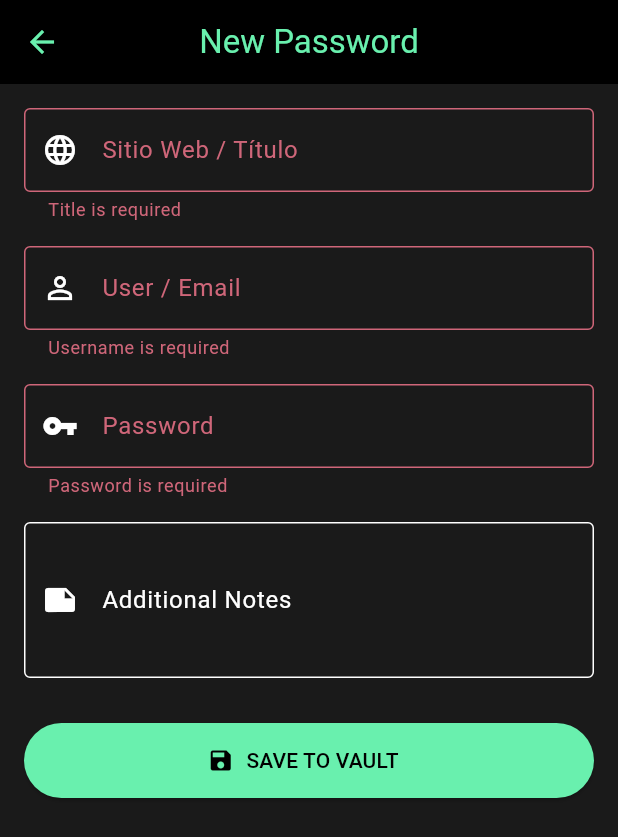
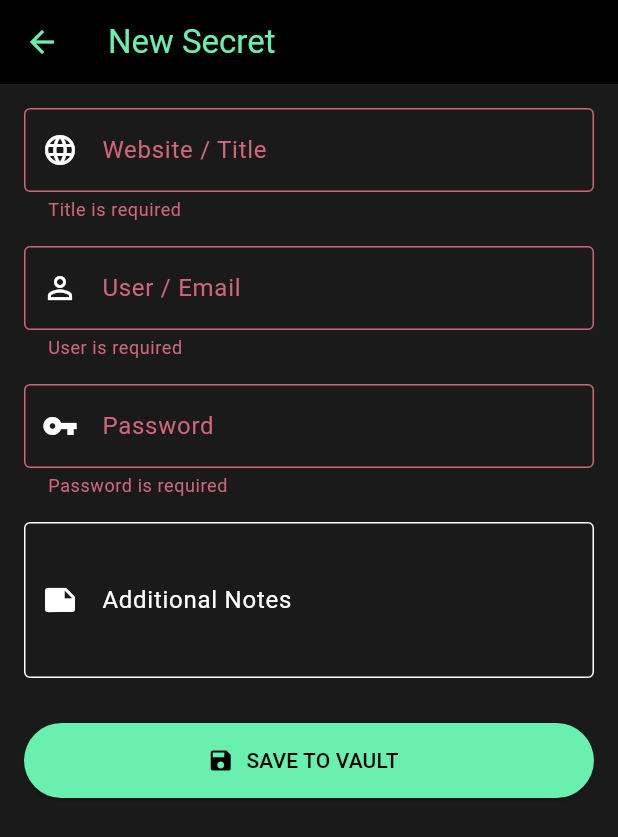
Before and after one commit to SantyMG03/Bunker, a Flutter app: the AddPasswordScreen screen opened directly, after a tap on "SAVE TO VAULT", on a phone screen of 412 x 824 dp. Shown: the top 837 px of the screen. Run offline on Flutter 3.47's test engine with Material 3 defaults, Android fonts, the phone set to English and light mode, and no system bars; our stand-ins replace sqflite_sqlcipher; missing offline and left inert: encrypt; accounts and stored records are empty.

Commit message:
Modified Add Password Screen to match the Update action

```diff
--- a/lib/screens/add_password_screen.dart
+++ b/lib/screens/add_password_screen.dart
@@ -3,7 +3,10 @@ import '../services/database_helper.dart';
 import '../models/password_item.dart';
 
 class AddPasswordScreen extends StatefulWidget {
-  const AddPasswordScreen({super.key});
+  // Optional parameter to edit an existing password
+  final PasswordItem? itemToEdit;
+
+  const AddPasswordScreen({super.key, this.itemToEdit});
 
   @override
   State<AddPasswordScreen> createState() => _AddPasswordScreenState();
@@ -12,10 +15,20 @@ class AddPasswordScreen extends StatefulWidget {
 class _AddPasswordScreenState extends State<AddPasswordScreen> {
   final _formKey = GlobalKey<FormState>();
 
-  final _titleController = TextEditingController();
-  final _userController = TextEditingController();
-  final _passController = TextEditingController();
-  final _notesController = TextEditingController();
+  late TextEditingController _titleController;
+  late TextEditingController _userController;
+  late TextEditingController _passController;
+  late TextEditingController _notesController;
+
+  @override
+  void initState() {
+    super.initState();
+
+    _titleController = TextEditingController(text: widget.itemToEdit?.title ?? '');
+    _userController = TextEditingController(text: widget.itemToEdit?.username ?? '');
+    _passController = TextEditingController(text: widget.itemToEdit?.encryptedPswd ?? '');
+    _notesController = TextEditingController(text: widget.itemToEdit?.notes ?? '');
+  }
 
   @override
   void dispose() {
@@ -30,20 +43,29 @@ class _AddPasswordScreenState extends State<AddPasswordScreen> {
   Future<void> _savePassword() async {
     if (_formKey.currentState!.validate()) {
       final newItem = PasswordItem(
+        id: widget.itemToEdit?.id,
         title: _titleController.text,
         username: _userController.text,
         encryptedPswd: _passController.text,
         notes: _notesController.text,
-        createdAt: DateTime.now(),
+        createdAt: widget.itemToEdit?.createdAt ?? DateTime.now(),
       );
 
-      await DatabaseHelper.instance.create(newItem.toMap());
+      // Decide whether to create a new entry or update an existing one
+      if (widget.itemToEdit != null) {
+        await DatabaseHelper.instance.update(newItem.toMap());
+      } else {
+        await DatabaseHelper.instance.create(newItem.toMap());
+      }
 
       if (mounted) {
         Navigator.pop(context, true); // Indicate that a new item was added
 
         ScaffoldMessenger.of(context).showSnackBar(
-          const SnackBar(content: Text('Password saved successfully!')),
+          SnackBar(content: Text(widget.itemToEdit != null
+            ? 'Password updated!'
+            : 'Password saved!'),
+          ),
         );
       }
     }
@@ -51,28 +73,29 @@ class _AddPasswordScreenState extends State<AddPasswordScreen> {
 
   @override
   Widget build(BuildContext context) {
+    // Cambiamos el título de la pantalla según el modo
+    final isEditing = widget.itemToEdit != null;
+
     return Scaffold(
-      appBar: AppBar(title: const Text('New Password'), centerTitle: true),
+      appBar: AppBar(
+        title: Text(isEditing ? 'Edit Secret' : 'New Secret'),
+      ),
       body: Padding(
         padding: const EdgeInsets.all(16.0),
         child: Form(
           key: _formKey,
           child: ListView(
             children: [
-              // Title Field
               TextFormField(
                 controller: _titleController,
                 decoration: const InputDecoration(
-                  labelText: 'Sitio Web / Título',
+                  labelText: 'Website / Title',
                   prefixIcon: Icon(Icons.language),
                   border: OutlineInputBorder(),
-                  hintText: 'E.g. Netflix, Gmail, Bank...',
                 ),
                 validator: (value) => value!.isEmpty ? 'Title is required' : null,
               ),
               const SizedBox(height: 16),
-
-              // Username Field
               TextFormField(
                 controller: _userController,
                 decoration: const InputDecoration(
@@ -80,14 +103,11 @@ class _AddPasswordScreenState extends State<AddPasswordScreen> {
                   prefixIcon: Icon(Icons.person_outline),
                   border: OutlineInputBorder(),
                 ),
-                validator: (value) => value!.isEmpty ? 'Username is required' : null,
+                validator: (value) => value!.isEmpty ? 'User is required' : null,
               ),
               const SizedBox(height: 16),
-
-              // Password Field
               TextFormField(
                 controller: _passController,
-                obscureText: false, // Set to true if you want to hide the password while typing
                 decoration: const InputDecoration(
                   labelText: 'Password',
                   prefixIcon: Icon(Icons.vpn_key),
@@ -96,8 +116,6 @@ class _AddPasswordScreenState extends State<AddPasswordScreen> {
                 validator: (value) => value!.isEmpty ? 'Password is required' : null,
               ),
               const SizedBox(height: 16),
-
-              // Notes Field
               TextFormField(
                 controller: _notesController,
                 decoration: const InputDecoration(
@@ -108,14 +126,12 @@ class _AddPasswordScreenState extends State<AddPasswordScreen> {
                 maxLines: 3,
               ),
               const SizedBox(height: 30),
-
-              // Save Button
               SizedBox(
                 height: 50,
                 child: ElevatedButton.icon(
                   onPressed: _savePassword,
                   icon: const Icon(Icons.save),
-                  label: const Text('SAVE TO VAULT'),
+                  label: Text(isEditing ? 'UPDATE DATA' : 'SAVE TO VAULT'),
                   style: ElevatedButton.styleFrom(
                     backgroundColor: Colors.greenAccent,
                     foregroundColor: Colors.black,
```
